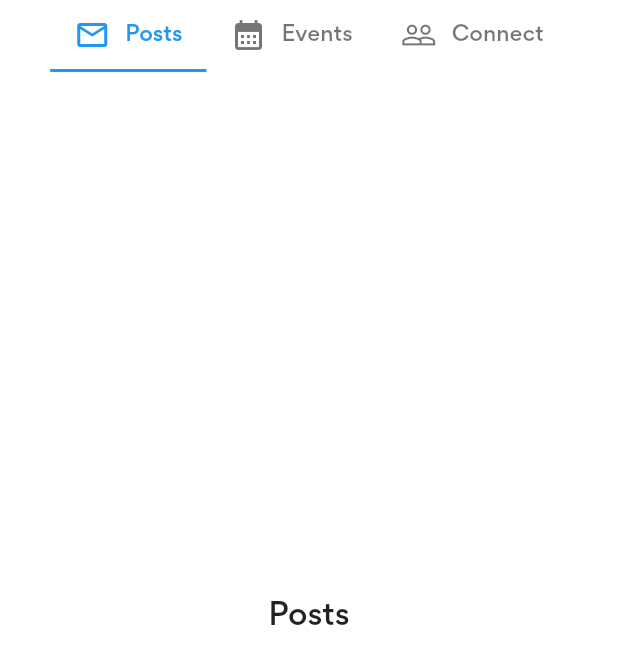
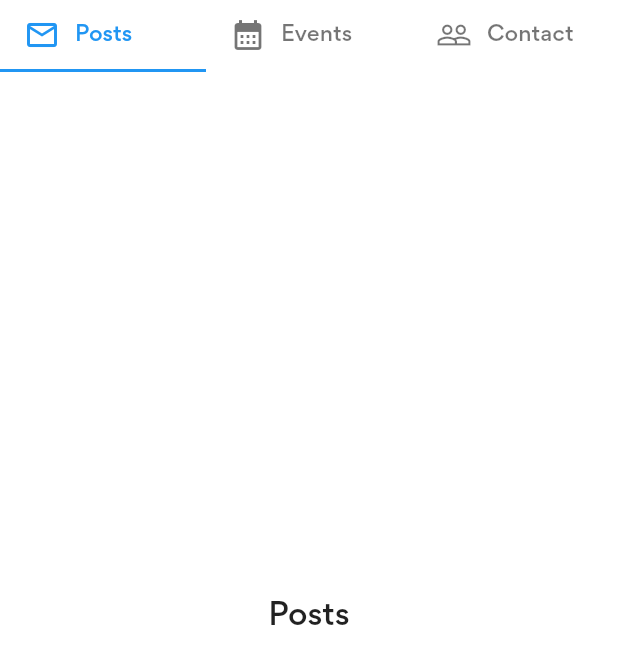
Before and after one commit to natnael-OQP/reward_app, a Flutter app: the HomeScreen screen opened directly, scrolled down 148 dp, on a phone screen of 412 x 824 dp. Shown: the top 664 px of the screen. Run offline on Flutter 3.47's test engine with Material 2 defaults, Android fonts, the phone set to English and light mode, and no system bars; our stand-ins replace convex_bottom_bar, flutter_svg, gap, hexcolor; network calls fail.

Commit message:
update tabs button

```diff
--- a/lib/screens/home/home_screen.dart
+++ b/lib/screens/home/home_screen.dart
@@ -83,7 +83,6 @@ class _HomeScreenState extends State<HomeScreen> {
                 )
               ],
               bottom: TabBar(
-                isScrollable: true,
                 labelColor: Colors.blue,
                 indicatorColor: Colors.blue,
                 unselectedLabelColor: Colors.black54,
@@ -91,41 +90,28 @@ class _HomeScreenState extends State<HomeScreen> {
                 tabs: <Widget>[
                   Tab(
                     child: Row(
-                      crossAxisAlignment: CrossAxisAlignment.center,
-                      children: [
-                        Icon(
-                          Icons.local_post_office_outlined,
-                          color:
-                              currentIndex == 0 ? Colors.blue : Colors.black54,
-                        ),
-                        const Gap(10),
-                        const Text("Posts")
+                      children: const [
+                        Icon(Icons.local_post_office_outlined),
+                        SizedBox(width: 10),
+                        Text("Posts"),
                       ],
                     ),
                   ),
                   Tab(
                     child: Row(
-                      children: [
-                        Icon(
-                          Icons.calendar_month,
-                          color:
-                              currentIndex == 1 ? Colors.blue : Colors.black54,
-                        ),
-                        const Gap(10),
-                        const Text("Events")
+                      children: const [
+                        Icon(Icons.calendar_month),
+                        SizedBox(width: 10),
+                        Text("Events"),
                       ],
                     ),
                   ),
                   Tab(
                     child: Row(
-                      children: [
-                        Icon(
-                          Icons.people_outline,
-                          color:
-                              currentIndex == 2 ? Colors.blue : Colors.black54,
-                        ),
-                        const Gap(10),
-                        const Text("Connect")
+                      children: const [
+                        Icon(Icons.people_outline),
+                        SizedBox(width: 10),
+                        Text("Contact "),
                       ],
                     ),
                   ),
@@ -142,7 +128,7 @@ class _HomeScreenState extends State<HomeScreen> {
                 style: Theme.of(context).textTheme.headline6,
               ),
             ),
-            const EventsScreen(),
+            const EventsScreen(), // events screen
             Center(
               child: Text(
                 "Connect",
```
